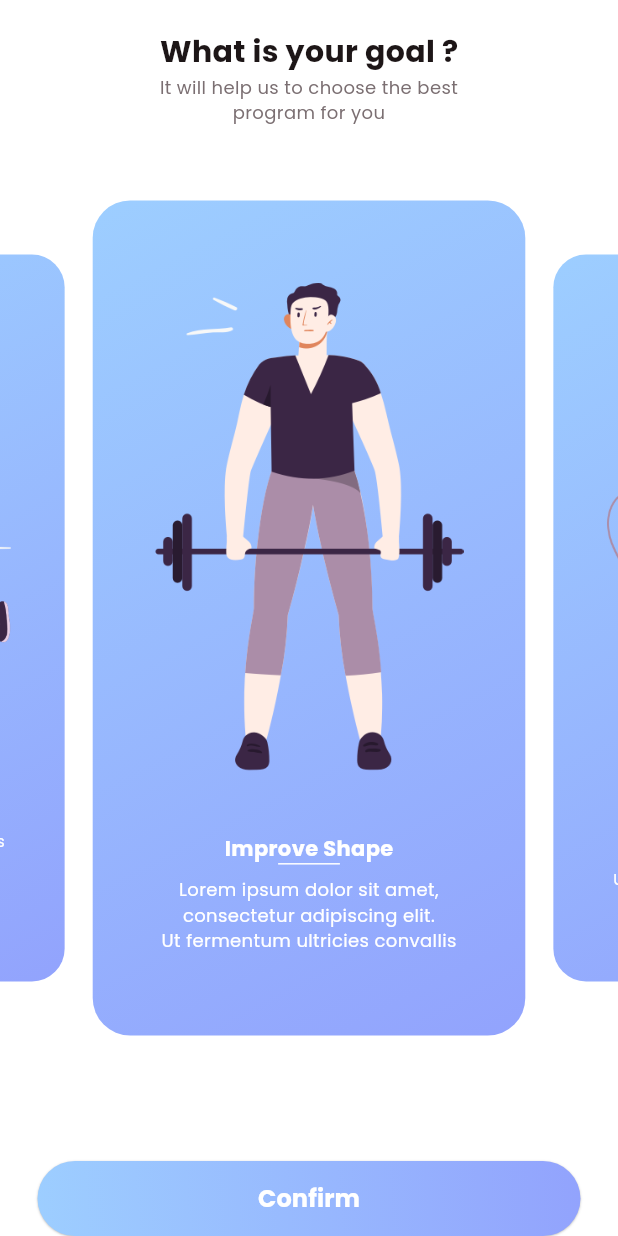
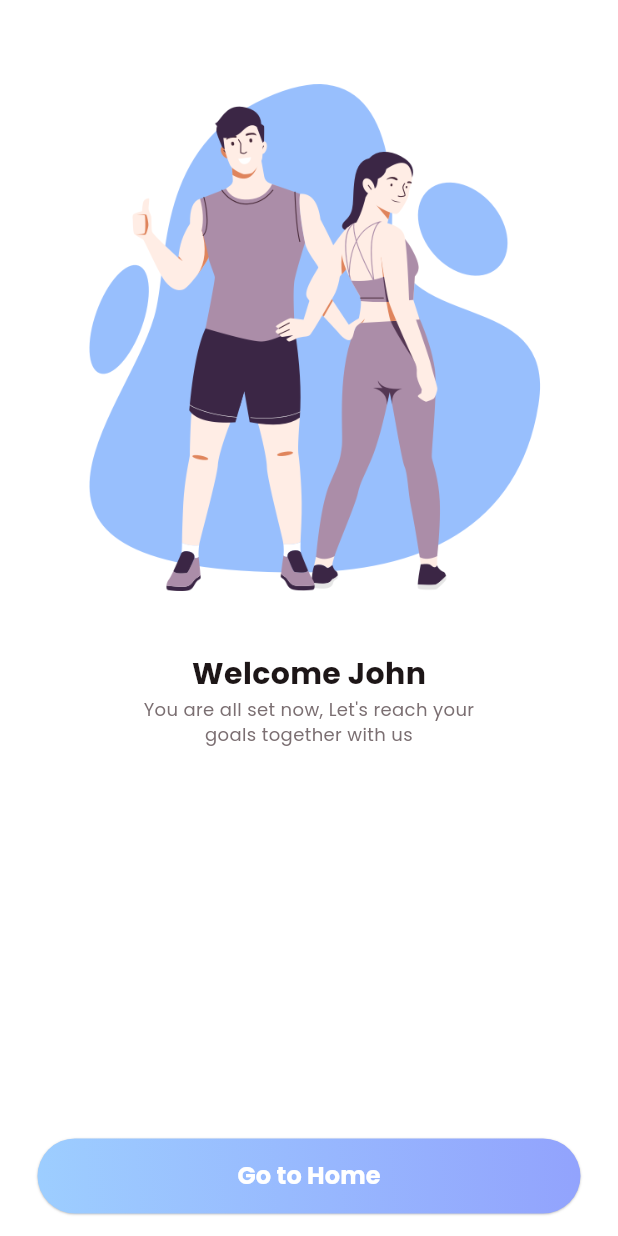
Before and after one commit to Moubarak321/fitnessapp, a Flutter app: the WhatYourGoalView screen opened directly, after a tap on "Confirm", on a phone screen of 412 x 824 dp. Run offline on Flutter 3.47's test engine with Material 3 defaults, Android fonts, the phone set to English and light mode, and no system bars; drawn by our look-alikes of carousel_slider.

Commit message:
ajout welcome page

```diff
--- /dev/null
+++ b/lib/screens/login/welcome_view.dart
@@ -0,0 +1,70 @@
+import "package:fitnessapp/common/color_extension.dart";
+import "package:fitnessapp/common_widget/round_button.dart";
+import "package:flutter/material.dart";
+
+class WelcomeView extends StatefulWidget {
+  const WelcomeView({super.key});
+
+  @override
+  State<WelcomeView> createState() => _WelcomeViewState();
+}
+
+class _WelcomeViewState extends State<WelcomeView> {
+  @override
+  Widget build(BuildContext context) {
+    var media = MediaQuery.of(context).size;
+
+    return Scaffold(
+      backgroundColor: Tcolor.white,
+      body: SafeArea(
+        child: Container(
+          width: media.width,
+          padding: const EdgeInsets.symmetric(vertical: 15, horizontal: 25),
+          child: Column(
+            crossAxisAlignment: CrossAxisAlignment.center,
+            mainAxisSize: MainAxisSize.max,
+
+            children: [
+              SizedBox(
+                height: media.width * 0.1,
+              ),
+              Image.asset(
+                "assets/images/welcome.png",
+                width: media.width*0.75,
+                fit: BoxFit.fitWidth,
+              ),
+              SizedBox(
+                height: media.width * 0.1,
+              ),
+              Text(
+                "Welcome John",
+                style: TextStyle(
+                    color: Tcolor.black,
+                    fontSize: 20,
+                    fontWeight: FontWeight.w700),
+              ),
+              Text(
+                "You are all set now, Let's reach your\ngoals together with us",
+                textAlign: TextAlign.center,
+                style: TextStyle(color: Tcolor.grey, fontSize: 12),
+              ),
+             const Spacer(),
+
+              RoundButton(
+                    title: "Go to Home",
+                    onPressed: () {
+                      // Navigator.push(
+                      //   context,
+                      //   MaterialPageRoute(
+                      //     builder: ((context) => const WelcomeView()),
+                      //   ),
+                      // );
+                    },
+                  ),
+            ],
+          ),
+        ),
+      ),
+    );
+  }
+}
--- a/lib/screens/login/what_goal_view.dart
+++ b/lib/screens/login/what_goal_view.dart
@@ -1,5 +1,6 @@
 import "package:fitnessapp/common/color_extension.dart";
 import "package:fitnessapp/common_widget/round_button.dart";
+import "package:fitnessapp/screens/login/welcome_view.dart";
 import "package:flutter/material.dart";
 import 'package:carousel_slider/carousel_slider.dart';
 
@@ -135,7 +136,7 @@ class _WhatYourGoalViewState extends State<WhatYourGoalView> {
                       Navigator.push(
                         context,
                         MaterialPageRoute(
-                          builder: ((context) => const WhatYourGoalView()),
+                          builder: ((context) => const WelcomeView()),
                         ),
                       );
                     },
```
